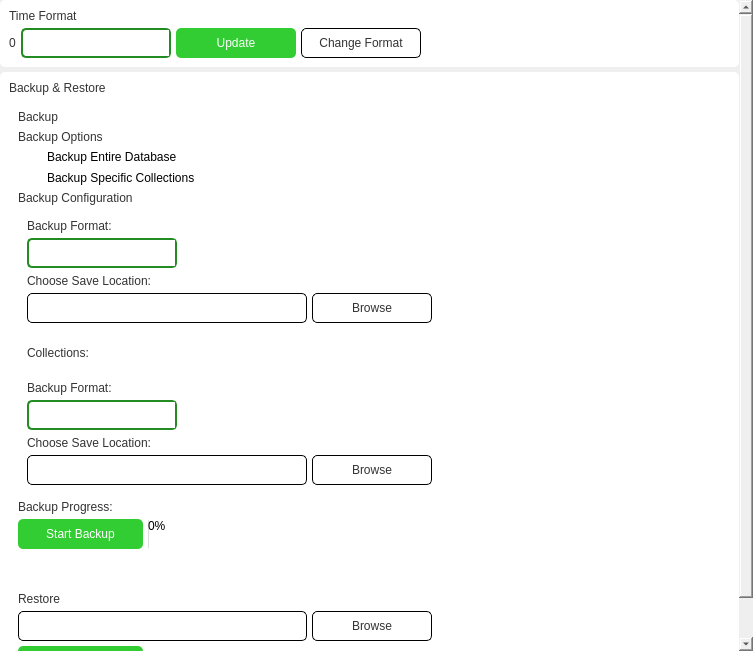
Kazu0210/Inventory-System, file app/src/ui/settings.ui: the form before one commit.
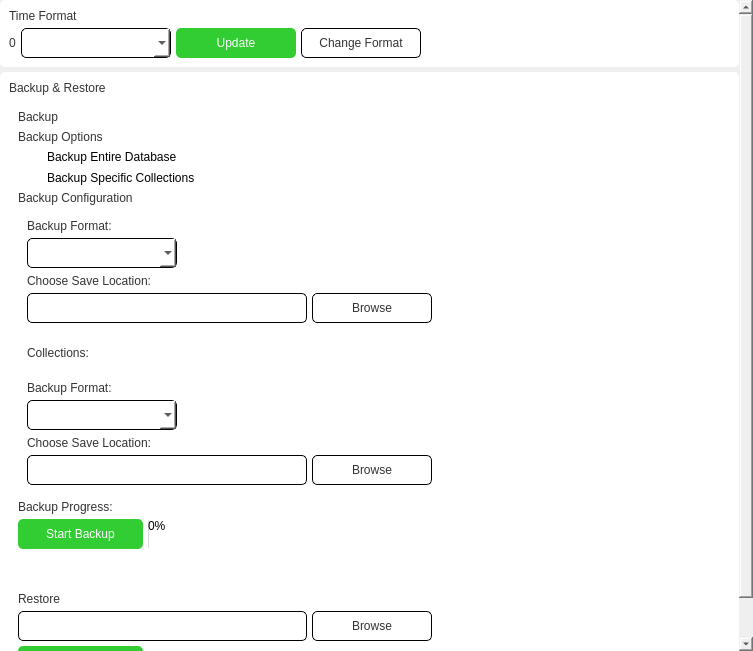
The form after the commit.

```diff
--- a/app/src/ui/settings.ui
+++ b/app/src/ui/settings.ui
@@ -55,9 +55,9 @@
       <property name="geometry">
        <rect>
         <x>0</x>
-        <y>-151</y>
+        <y>0</y>
         <width>736</width>
-        <height>827</height>
+        <height>825</height>
        </rect>
       </property>
       <layout class="QVBoxLayout" name="verticalLayout_3">
@@ -188,39 +188,23 @@
                <property name="minimumSize">
                 <size>
                  <width>150</width>
-                 <height>0</height>
+                 <height>30</height>
                 </size>
                </property>
                <property name="maximumSize">
                 <size>
                  <width>150</width>
-                 <height>16777215</height>
+                 <height>30</height>
                 </size>
                </property>
                <property name="cursor">
                 <cursorShape>PointingHandCursor</cursorShape>
                </property>
                <property name="styleSheet">
-                <string notr="true">QComboBox{
-font: 10pt &quot;Inter&quot;;
-background-color: #fff;
-border: 2px solid #228B22;
-border-radius: 5px;
-padding: 5px
-}
-QComboBox::drop-down{
-border: none;
-background: white;
-}
-QComboBox::down-arrow {
-image: none;               
-border: none;              
-width: 0; height: 0;       
-border-left: 5px solid none; 
-border-right: 5px solid none;
-border-top: 7px solid #228B22; 
-margin: 0;
-}</string>
+                <string notr="true">background-color: #fff;
+color: #000;
+border: 1px solid black;
+border-radius: 5px;</string>
                </property>
               </widget>
              </item>
@@ -542,26 +526,10 @@
                          </size>
                         </property>
                         <property name="styleSheet">
-                         <string notr="true">QComboBox{
-font: 10pt &quot;Inter&quot;;
-background-color: #fff;
-border: 2px solid #228B22;
-border-radius: 5px;
-padding: 5px
-}
-QComboBox::drop-down{
-border: none;
-background: white;
-}
-QComboBox::down-arrow {
-image: none;               
-border: none;              
-width: 0; height: 0;       
-border-left: 5px solid none; 
-border-right: 5px solid none;
-border-top: 7px solid #228B22; 
-margin: 0;
-}</string>
+                         <string notr="true">background-color: #fff;
+color: #000;
+border: 1px solid black;
+border-radius: 5px;</string>
                         </property>
                        </widget>
                       </item>
@@ -795,26 +763,10 @@
                          </size>
                         </property>
                         <property name="styleSheet">
-                         <string notr="true">QComboBox{
-font: 10pt &quot;Inter&quot;;
-background-color: #fff;
-border: 2px solid #228B22;
-border-radius: 5px;
-padding: 5px
-}
-QComboBox::drop-down{
-border: none;
-background: white;
-}
-QComboBox::down-arrow {
-image: none;               
-border: none;              
-width: 0; height: 0;       
-border-left: 5px solid none; 
-border-right: 5px solid none;
-border-top: 7px solid #228B22; 
-margin: 0;
-}</string>
+                         <string notr="true">background-color: #fff;
+color: #000;
+border: 1px solid black;
+border-radius: 5px;</string>
                         </property>
                        </widget>
                       </item>
```
